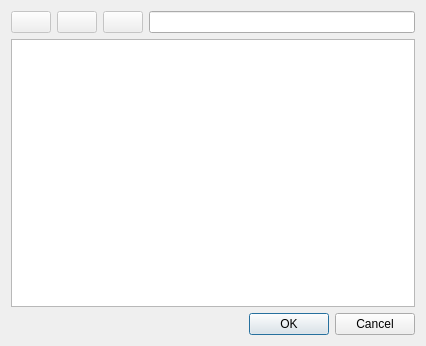
This is Sources/EngineGui/GroBrowser/GroBrowser.ui in SeriousAlexej/Serious-Engine as Qt 5 draws it before an edit. The edited form follows.
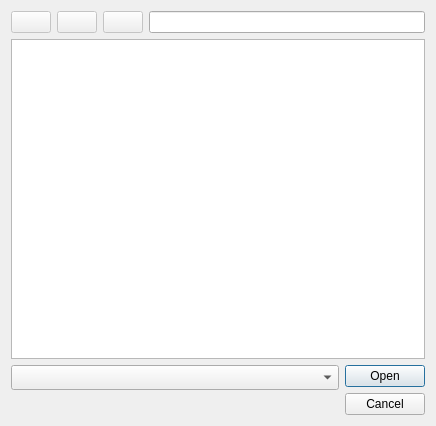
This is the edited form. Icons and pictures are not drawn.

Commit message: GroBrowser: add filter support

The edit to the form file:
```diff
--- a/Sources/EngineGui/GroBrowser/GroBrowser.ui
+++ b/Sources/EngineGui/GroBrowser/GroBrowser.ui
@@ -6,8 +6,8 @@
    <rect>
     <x>0</x>
     <y>0</y>
-    <width>426</width>
-    <height>346</height>
+    <width>436</width>
+    <height>426</height>
    </rect>
   </property>
   <property name="windowTitle">
@@ -95,14 +95,68 @@
     <widget class="QListWidget" name="listWidget"/>
    </item>
    <item>
-    <widget class="QDialogButtonBox" name="buttonBox">
-     <property name="orientation">
-      <enum>Qt::Horizontal</enum>
-     </property>
-     <property name="standardButtons">
-      <set>QDialogButtonBox::Cancel|QDialogButtonBox::Ok</set>
-     </property>
-    </widget>
+    <layout class="QGridLayout" name="gridLayout" rowstretch="0,0">
+     <item row="0" column="0">
+      <widget class="QComboBox" name="comboFilter">
+       <property name="enabled">
+        <bool>true</bool>
+       </property>
+       <property name="sizePolicy">
+        <sizepolicy hsizetype="Preferred" vsizetype="Preferred">
+         <horstretch>0</horstretch>
+         <verstretch>0</verstretch>
+        </sizepolicy>
+       </property>
+       <property name="minimumSize">
+        <size>
+         <width>0</width>
+         <height>0</height>
+        </size>
+       </property>
+       <property name="layoutDirection">
+        <enum>Qt::LeftToRight</enum>
+       </property>
+       <property name="autoFillBackground">
+        <bool>false</bool>
+       </property>
+       <property name="frame">
+        <bool>true</bool>
+       </property>
+      </widget>
+     </item>
+     <item row="0" column="1" rowspan="2">
+      <widget class="QDialogButtonBox" name="buttonBox">
+       <property name="sizePolicy">
+        <sizepolicy hsizetype="Fixed" vsizetype="Fixed">
+         <horstretch>0</horstretch>
+         <verstretch>0</verstretch>
+        </sizepolicy>
+       </property>
+       <property name="orientation">
+        <enum>Qt::Vertical</enum>
+       </property>
+       <property name="standardButtons">
+        <set>QDialogButtonBox::Cancel|QDialogButtonBox::Open</set>
+       </property>
+       <property name="centerButtons">
+        <bool>false</bool>
+       </property>
+      </widget>
+     </item>
+     <item row="1" column="0">
+      <spacer name="horizontalSpacer">
+       <property name="orientation">
+        <enum>Qt::Horizontal</enum>
+       </property>
+       <property name="sizeHint" stdset="0">
+        <size>
+         <width>40</width>
+         <height>20</height>
+        </size>
+       </property>
+      </spacer>
+     </item>
+    </layout>
    </item>
   </layout>
  </widget>
```
Left out of the diff: 1 changed line with no effect on the pictures. The commit also changes 4 other files.
